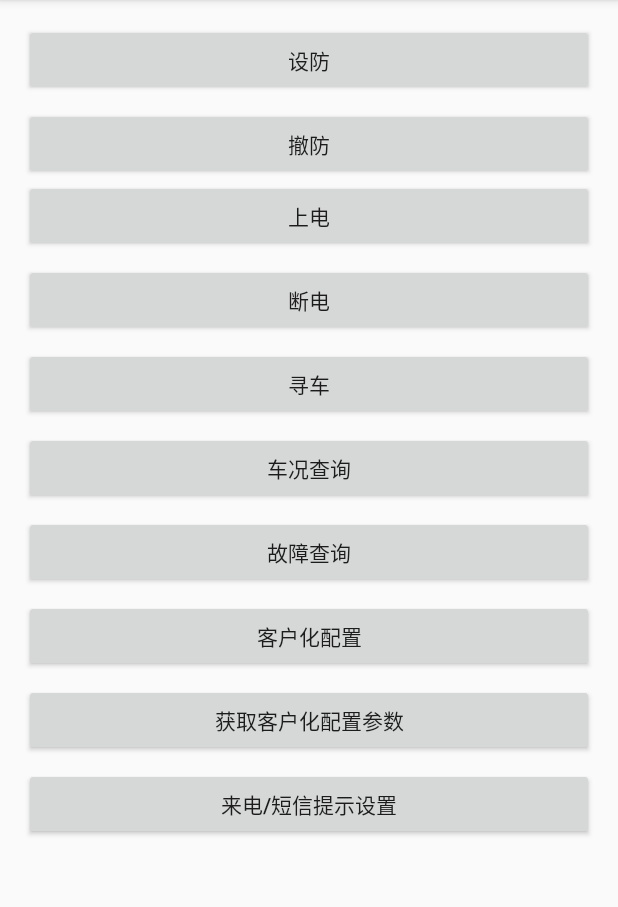
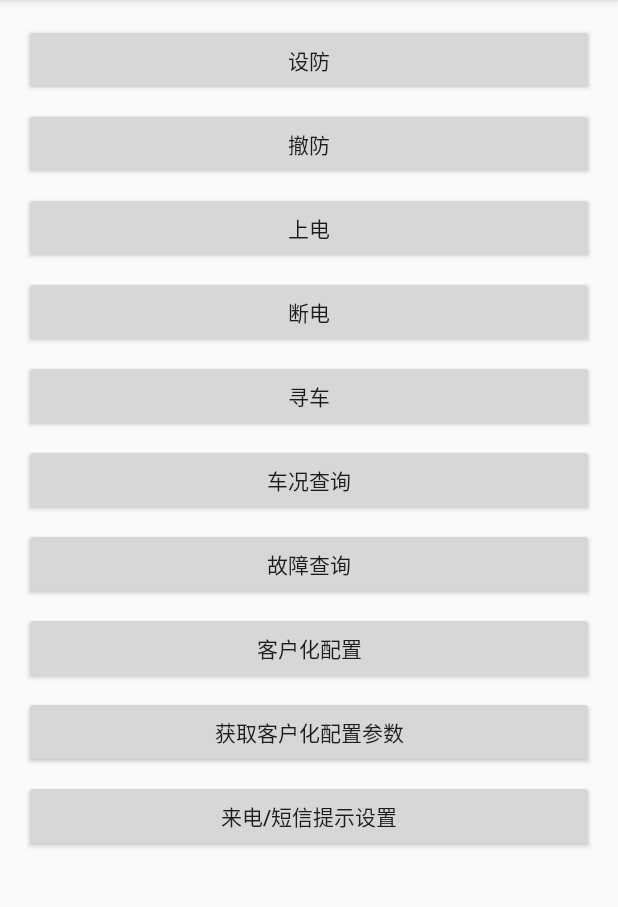
Before and after one commit to yuanzj/RKBluetoothSDKSimple, an Android app: the screen it shows after launch (MainActivity), on a phone screen of 412 x 824 dp, the part 84-991 px from its top. Run offline under Robolectric (Android 15) with nearby library versions, the phone set to English and light mode, and no system bars; libraries missing offline, so code that uses them is left out: com.rokyinfo.ble, rx.android.schedulers, rx.functions; 4 statements that could not run were skipped.

Commit message:
1.0.3demo

```diff
--- a/app/src/main/res/layout/activity_main.xml
+++ b/app/src/main/res/layout/activity_main.xml
@@ -34,7 +34,7 @@
             android:layout_height="wrap_content"
             android:text="上电"
             android:onClick="powerOn"
-            />
+            android:layout_marginTop="@dimen/widget_vertical_margin"/>
 
         <Button
             android:layout_width="match_parent"
```
